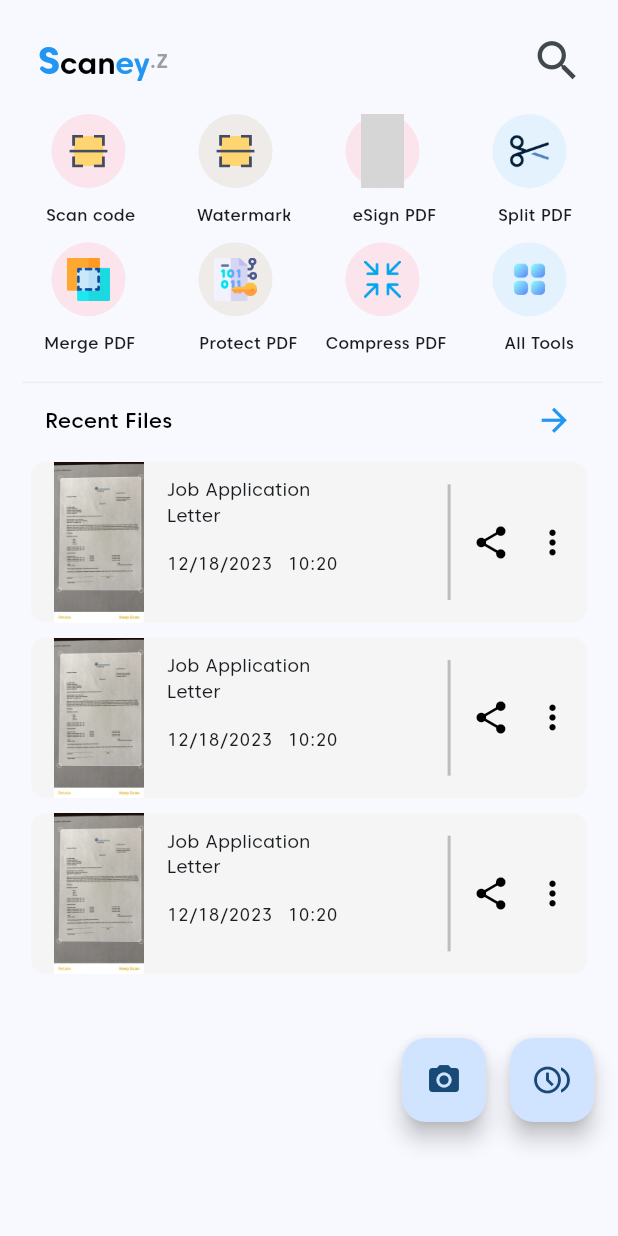
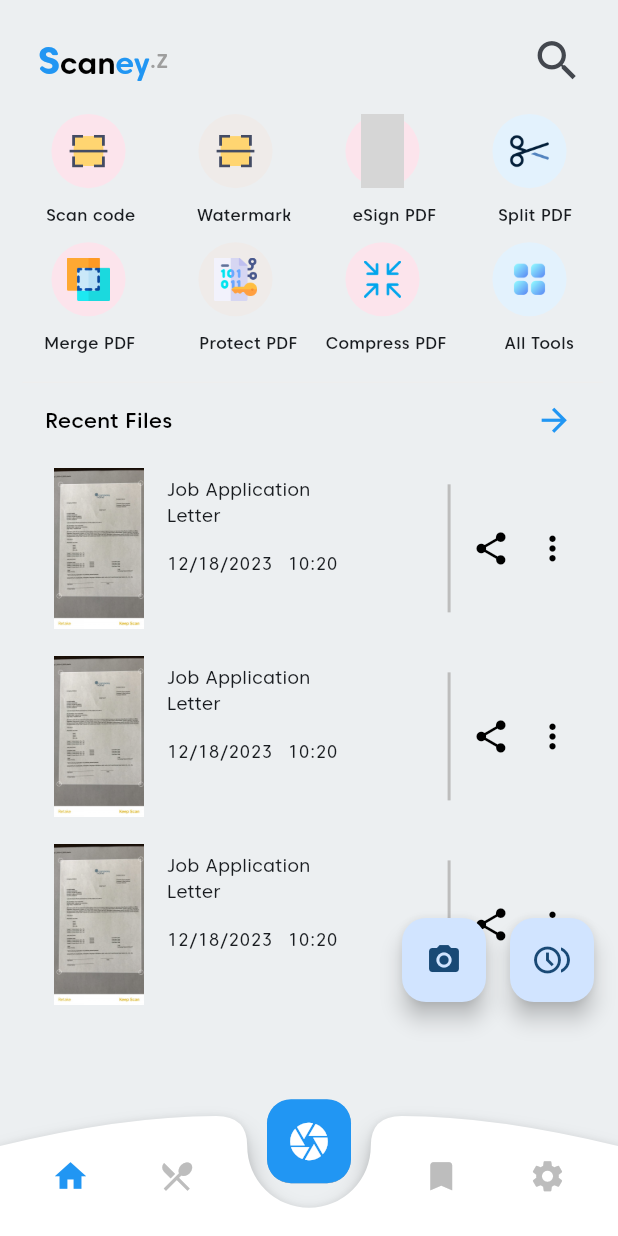
Before and after one commit to zainsh098/ui_fyp, a Flutter app: the HomeScreen screen opened directly, on a phone screen of 412 x 824 dp. Run offline on Flutter 3.47's test engine with Material 2 defaults, Android fonts, the phone set to English and light mode, and no system bars; our stand-ins replace animated_text_kit, flutter_svg, lottie; grey boxes are pictures that could not be loaded.

Commit message:
Bottom Nav Bar Added

```diff
--- a/lib/main.dart
+++ b/lib/main.dart
@@ -4,10 +4,10 @@ import 'package:flutter/material.dart';
 import 'package:provider/provider.dart';
 
 import 'package:ui_fyp/provider/splash_provider.dart';
+import 'package:ui_fyp/screens/Home%20Screen/home_screen.dart';
 
 
 
-import 'package:ui_fyp/screens/splash/splash_screen.dart';
 
 
 void main() {
@@ -32,7 +32,7 @@ class MyApp extends StatelessWidget {
           colorScheme: ColorScheme.fromSeed(seedColor: Colors.blue),
           useMaterial3: true,
         ),
-        home: const SplashScreen(),
+        home: const HomeScreen(),
       ),);
 
     }
--- /dev/null
+++ b/lib/res/components/bottom_navigation_bar.dart
@@ -0,0 +1,126 @@
+
+import 'package:flutter/material.dart';
+
+
+class BottomNavgationBar extends StatefulWidget {
+  const BottomNavgationBar({super.key});
+
+  @override
+  State<BottomNavgationBar> createState() => _BottomNavgationBarState();
+}
+
+class _BottomNavgationBarState extends State<BottomNavgationBar> {
+  int currentIndex = 0;
+
+  setBottomBarIndex(index) {
+    setState(() {
+      currentIndex = index;
+    });
+
+}
+  @override
+  Widget build(BuildContext context) {
+    final Size size = MediaQuery.of(context).size;
+    return Stack(
+      children: [
+        Container(
+          width: size.width,
+          height: 80,
+          child: Stack(
+            clipBehavior: Clip.none, children: [
+            CustomPaint(
+              size: Size(size.width, 80),
+              painter: BNBCustomPainter(),
+            ),
+            Center(
+              heightFactor: 0.6,
+              child: FloatingActionButton(backgroundColor: Colors.blue, child: Icon(Icons.camera,size: 30,color: Colors.white,), elevation: 0.1, onPressed: () {}),
+            ),
+            Container(
+              width: size.width,
+              height: 80,
+              child: Row(
+                mainAxisAlignment: MainAxisAlignment.spaceEvenly,
+                children: [
+                  IconButton(
+                    icon: Icon(
+                      Icons.home,
+                      size: 25,
+                      color: currentIndex == 0 ? Colors.blue : Colors.grey.shade400,
+                    ),
+                    onPressed: () {
+                      setBottomBarIndex(0);
+                    },
+                    splashColor: Colors.white,
+                  ),
+                  IconButton(
+                      icon: Icon(
+                        Icons.restaurant_menu,
+                        size: 25,
+                        color: currentIndex == 1 ? Colors.blue : Colors.grey.shade400,
+                      ),
+                      onPressed: () {
+                        setBottomBarIndex(1);
+                      }),
+                  Container(
+                    width: size.width * 0.20,
+                  ),
+                  IconButton(
+                      icon: Icon(
+                        Icons.bookmark,
+                        size: 25,
+                        color: currentIndex == 2 ? Colors.blue : Colors.grey.shade400,
+                      ),
+                      onPressed: () {
+                        setBottomBarIndex(2);
+                      }),
+                  IconButton(
+                      icon: Icon(
+                        Icons.settings,
+                        size: 25,
+                        color: currentIndex == 3 ? Colors.blue : Colors.grey.shade400,
+                      ),
+                      onPressed: () {
+                        setBottomBarIndex(3);
+                      }),
+                ],
+              ),
+            )
+          ],
+          ),
+        )
+      ],
+    );
+
+  }
+}
+
+
+
+
+class BNBCustomPainter extends CustomPainter {
+  @override
+  void paint(Canvas canvas, Size size) {
+    Paint paint = new Paint()
+      ..color = Colors.white
+      ..style = PaintingStyle.fill;
+
+    Path path = Path();
+    path.moveTo(0, 20); // Start
+    path.quadraticBezierTo(size.width * 0.20, 0, size.width * 0.35, 0);
+    path.quadraticBezierTo(size.width * 0.40, 0, size.width * 0.40, 20);
+    path.arcToPoint(Offset(size.width * 0.60, 20), radius: Radius.circular(20.0), clockwise: false);
+    path.quadraticBezierTo(size.width * 0.60, 0, size.width * 0.65, 0);
+    path.quadraticBezierTo(size.width * 0.80, 0, size.width, 20);
+    path.lineTo(size.width, size.height);
+    path.lineTo(0, size.height);
+    path.lineTo(0, 20);
+    canvas.drawShadow(path, Colors.black, 5, true);
+    canvas.drawPath(path, paint);
+  }
+
+  @override
+  bool shouldRepaint(CustomPainter oldDelegate) {
+    return false;
+  }
+}
--- a/lib/res/components/file_template.dart
+++ b/lib/res/components/file_template.dart
@@ -13,11 +13,11 @@ class FileTemplate extends StatelessWidget {
     final width = MediaQuery.of(context).size.width;
 
     return Container(
-      height: height * 0.13,
+      height: height * 0.14,
       width: width * 0.90,
       decoration: BoxDecoration(
-        color: Colors.grey.shade100,
-        borderRadius: BorderRadius.circular(10),
+        color: Colors.transparent,
+        borderRadius: BorderRadius.circular(5),
       ),
       child: Row(
         children: [
--- a/lib/screens/Home Screen/home_screen.dart
+++ b/lib/screens/Home Screen/home_screen.dart
@@ -4,6 +4,7 @@ import 'package:ui_fyp/res/components/container_auth_gateways.dart';
 import 'package:ui_fyp/res/components/file_template.dart';
 import 'package:ui_fyp/res/components/text_widget.dart';
 
+import '../../res/components/bottom_navigation_bar.dart';
 import '../../res/font_styles.dart';
 
 class HomeScreen extends StatefulWidget {
@@ -14,12 +15,13 @@ class HomeScreen extends StatefulWidget {
 }
 
 class _HomeScreenState extends State<HomeScreen> {
-
+  int currentIndex = 0;
   @override
   Widget build(BuildContext context) {
     final height = MediaQuery.of(context).size.height;
     final width = MediaQuery.of(context).size.width;
     return Scaffold(
+      backgroundColor: Colors.blueGrey.shade50,
       floatingActionButton: Padding(
         padding: const EdgeInsets.only(bottom: 60),
         child: Row(
@@ -276,6 +278,8 @@ mainAxisAlignment: MainAxisAlignment.end,
           ],
         ),
       ),
+    bottomNavigationBar: BottomNavgationBar()
+
     );
   }
 }
```
Also changed, not shown: pubspec.lock.
